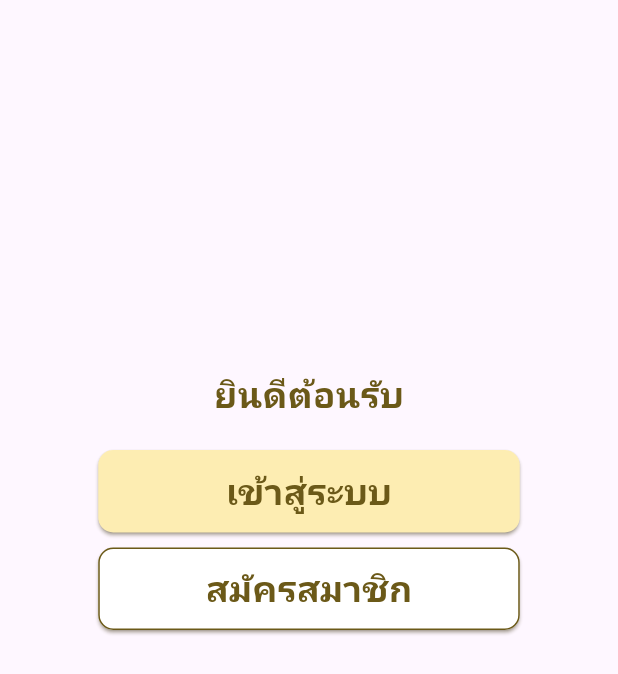
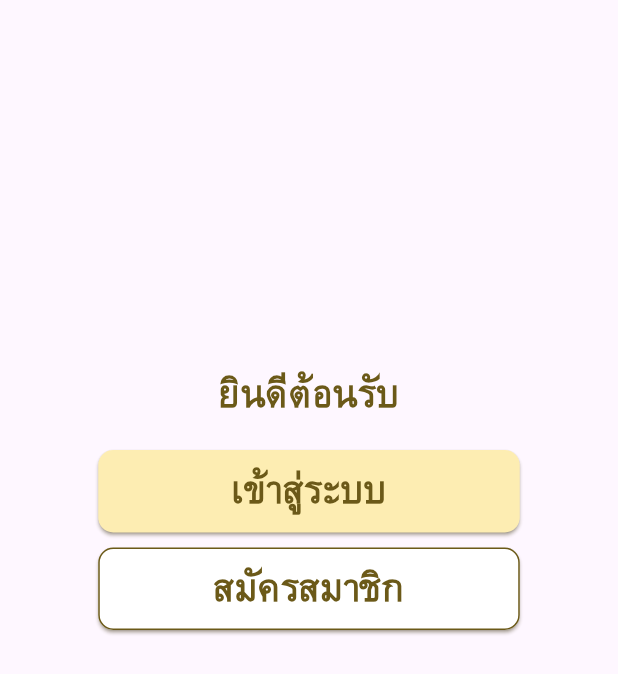
Before and after one commit to magomie/Health-reminders, a Flutter app: the screen it shows after launch, on a phone screen of 412 x 824 dp. Shown: the top 674 px of the screen. Run offline on Flutter 3.47's test engine with Material 3 defaults, Android fonts, the phone set to English and light mode, and no system bars.

Commit message:
เปลี่ยนฟอนต์
Co-Authored-By: NEO <75066153+N3O-N@users.noreply.github.com>

```diff
--- a/health_reminders/lib/pages/landing.dart
+++ b/health_reminders/lib/pages/landing.dart
@@ -16,7 +16,7 @@ class landingPage extends StatelessWidget {
               SizedBox(height: 190,),
               Text('ยินดีต้อนรับ', style: TextStyle(
           color: Color.fromRGBO(107, 89, 24, 1),
-          fontFamily: 'Roboto',
+          fontFamily: 'Garuda',
           fontWeight: FontWeight.bold,
           fontSize: 24),
               ),
--- a/health_reminders/lib/pages/main.dart
+++ b/health_reminders/lib/pages/main.dart
@@ -13,6 +13,7 @@ class MyApp extends StatelessWidget {
   Widget build(BuildContext context) {
     return MaterialApp(
       title: 'Flutter Demo',
+
       home: landingPage(),
     );
   }
--- a/health_reminders/lib/styles/text.dart
+++ b/health_reminders/lib/styles/text.dart
@@ -6,5 +6,6 @@ class TextStyles {
     fontSize: 24,
     fontWeight: FontWeight.bold,
     color: brown,
+    fontFamily: 'Garuda'
   );
 }
```
Also changed, not shown: health_reminders/pubspec.yaml (+8 -15 lines), health_reminders/asset/fonts/Garuda Book.ttf (added), health_reminders/pubspec.lock, 7 other files.
